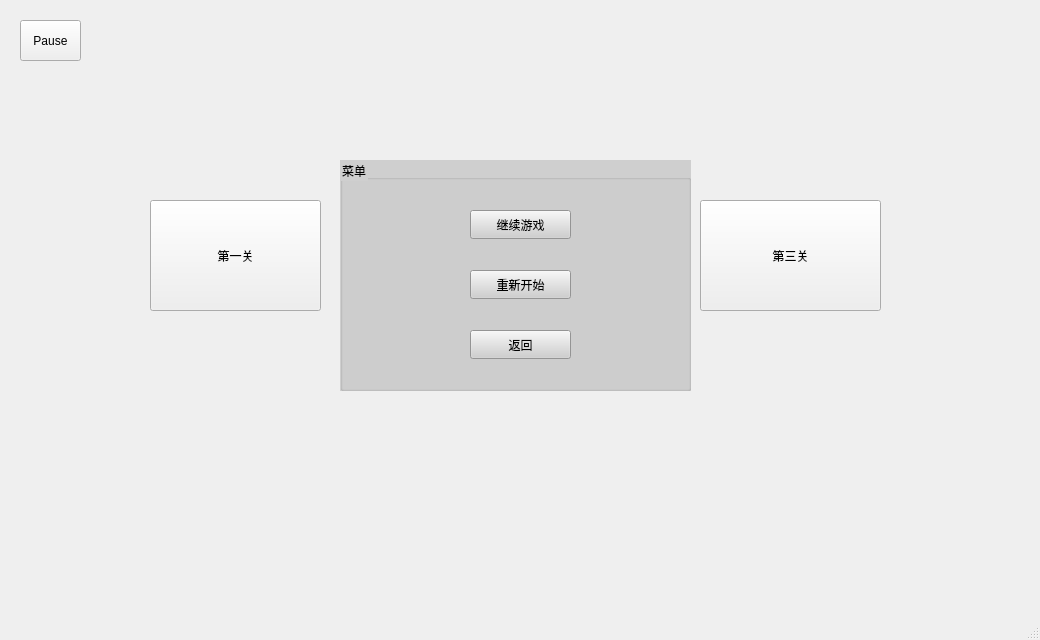
Above: Tower_Defence/mainwindow.ui from RDCJ/Tower_Defence before the change. Below: the same form after it.
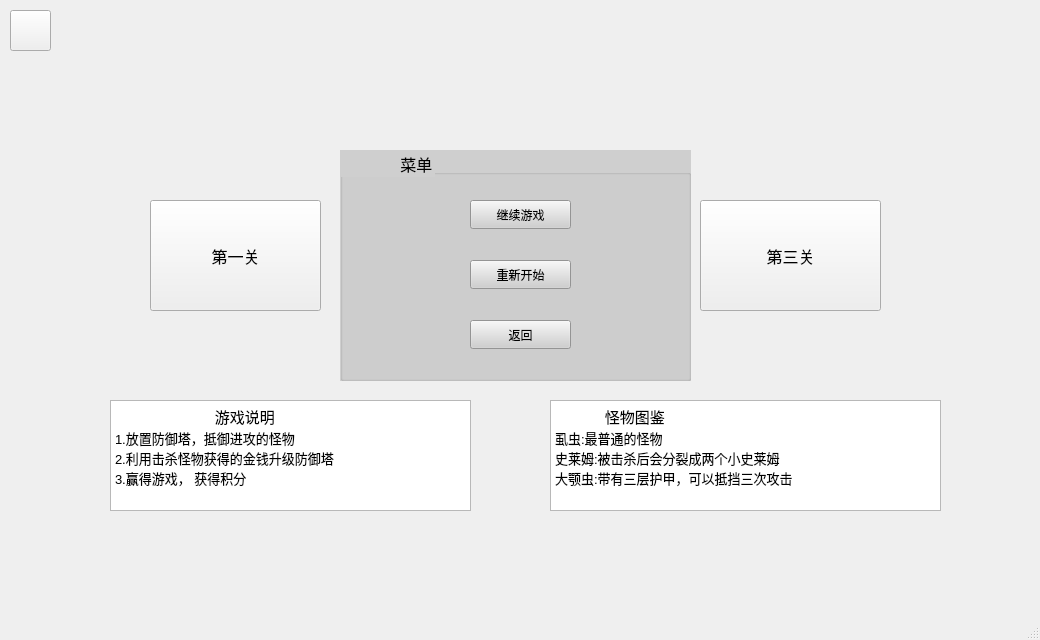
That is the form after the change. Icons and pictures are not drawn.

Commit message: 第十七次上传： 1.在界面中添加了文字说明。 2.添加了类Worm, Slime, BigMouth, MiniSlime,现在游戏中包含三种不同的怪物：虱虫，史莱姆，大颚虫，分别拥有不同的 特性。 3.更新了第二关和第三关的地图。

Diff of the .ui file:
```diff
--- a/Tower_Defence/mainwindow.ui
+++ b/Tower_Defence/mainwindow.ui
@@ -26,6 +26,14 @@
       <height>111</height>
      </rect>
     </property>
+    <property name="font">
+     <font>
+      <pointsize>12</pointsize>
+     </font>
+    </property>
+    <property name="cursor">
+     <cursorShape>PointingHandCursor</cursorShape>
+    </property>
     <property name="text">
      <string>第一关</string>
     </property>
@@ -39,6 +47,14 @@
       <height>111</height>
      </rect>
     </property>
+    <property name="font">
+     <font>
+      <pointsize>12</pointsize>
+     </font>
+    </property>
+    <property name="cursor">
+     <cursorShape>PointingHandCursor</cursorShape>
+    </property>
     <property name="text">
      <string>第二关</string>
     </property>
@@ -52,6 +68,14 @@
       <height>111</height>
      </rect>
     </property>
+    <property name="font">
+     <font>
+      <pointsize>12</pointsize>
+     </font>
+    </property>
+    <property name="cursor">
+     <cursorShape>PointingHandCursor</cursorShape>
+    </property>
     <property name="text">
      <string>第三关</string>
     </property>
@@ -59,14 +83,20 @@
    <widget class="QPushButton" name="pause">
     <property name="geometry">
      <rect>
-      <x>20</x>
-      <y>20</y>
-      <width>61</width>
+      <x>10</x>
+      <y>10</y>
+      <width>41</width>
       <height>41</height>
      </rect>
     </property>
+    <property name="cursor">
+     <cursorShape>PointingHandCursor</cursorShape>
+    </property>
+    <property name="styleSheet">
+     <string notr="true">border-image: url(:/image/pause.png);</string>
+    </property>
     <property name="text">
-     <string>Pause</string>
+     <string/>
     </property>
     <property name="default">
      <bool>false</bool>
@@ -76,17 +106,22 @@
     <property name="geometry">
      <rect>
       <x>340</x>
-      <y>160</y>
+      <y>150</y>
       <width>351</width>
       <height>231</height>
      </rect>
     </property>
+    <property name="font">
+     <font>
+      <pointsize>12</pointsize>
+     </font>
+    </property>
     <property name="styleSheet">
      <string notr="true">color: rgb(0, 0, 0);
 background-color: rgb(207, 207, 207);</string>
     </property>
     <property name="title">
-     <string>菜单</string>
+     <string>             菜单</string>
     </property>
     <widget class="QPushButton" name="contin">
      <property name="geometry">
@@ -128,6 +163,46 @@
      </property>
     </widget>
    </widget>
+   <widget class="QTextBrowser" name="textBrowser">
+    <property name="geometry">
+     <rect>
+      <x>110</x>
+      <y>400</y>
+      <width>361</width>
+      <height>111</height>
+     </rect>
+    </property>
+    <property name="html">
+     <string>&lt;!DOCTYPE HTML PUBLIC &quot;-//W3C//DTD HTML 4.0//EN&quot; &quot;http://www.w3.org/TR/REC-html40/strict.dtd&quot;&gt;
+&lt;html&gt;&lt;head&gt;&lt;meta name=&quot;qrichtext&quot; content=&quot;1&quot; /&gt;&lt;style type=&quot;text/css&quot;&gt;
+p, li { white-space: pre-wrap; }
+&lt;/style&gt;&lt;/head&gt;&lt;body style=&quot; font-family:'SimSun'; font-size:9pt; font-weight:400; font-style:normal;&quot;&gt;
+&lt;p style=&quot; margin-top:0px; margin-bottom:0px; margin-left:0px; margin-right:0px; -qt-block-indent:0; text-indent:0px;&quot;&gt;&lt;span style=&quot; font-family:'SimSun';&quot;&gt;	      &lt;/span&gt;&lt;span style=&quot; font-family:'SimSun'; font-size:11pt;&quot;&gt;游戏说明&lt;/span&gt;&lt;/p&gt;
+&lt;p style=&quot; margin-top:0px; margin-bottom:0px; margin-left:0px; margin-right:0px; -qt-block-indent:0; text-indent:0px;&quot;&gt;&lt;span style=&quot; font-family:'SimSun'; font-size:10pt;&quot;&gt;1.放置防御塔，抵御进攻的怪物&lt;/span&gt;&lt;/p&gt;
+&lt;p style=&quot; margin-top:0px; margin-bottom:0px; margin-left:0px; margin-right:0px; -qt-block-indent:0; text-indent:0px;&quot;&gt;&lt;span style=&quot; font-family:'SimSun'; font-size:10pt;&quot;&gt;2.利用击杀怪物获得的金钱升级防御塔&lt;/span&gt;&lt;/p&gt;
+&lt;p style=&quot; margin-top:0px; margin-bottom:0px; margin-left:0px; margin-right:0px; -qt-block-indent:0; text-indent:0px;&quot;&gt;&lt;span style=&quot; font-family:'SimSun'; font-size:10pt;&quot;&gt;3.赢得游戏， 获得积分&lt;/span&gt;&lt;/p&gt;&lt;/body&gt;&lt;/html&gt;</string>
+    </property>
+   </widget>
+   <widget class="QTextBrowser" name="textBrowser_2">
+    <property name="geometry">
+     <rect>
+      <x>550</x>
+      <y>400</y>
+      <width>391</width>
+      <height>111</height>
+     </rect>
+    </property>
+    <property name="html">
+     <string>&lt;!DOCTYPE HTML PUBLIC &quot;-//W3C//DTD HTML 4.0//EN&quot; &quot;http://www.w3.org/TR/REC-html40/strict.dtd&quot;&gt;
+&lt;html&gt;&lt;head&gt;&lt;meta name=&quot;qrichtext&quot; content=&quot;1&quot; /&gt;&lt;style type=&quot;text/css&quot;&gt;
+p, li { white-space: pre-wrap; }
+&lt;/style&gt;&lt;/head&gt;&lt;body style=&quot; font-family:'SimSun'; font-size:9pt; font-weight:400; font-style:normal;&quot;&gt;
+&lt;p style=&quot; margin-top:0px; margin-bottom:0px; margin-left:0px; margin-right:0px; -qt-block-indent:0; text-indent:0px;&quot;&gt;&lt;span style=&quot; font-family:'SimSun'; font-size:11pt;&quot;&gt;            怪物图鉴&lt;/span&gt;&lt;/p&gt;
+&lt;p style=&quot; margin-top:0px; margin-bottom:0px; margin-left:0px; margin-right:0px; -qt-block-indent:0; text-indent:0px;&quot;&gt;&lt;span style=&quot; font-family:'SimSun'; font-size:10pt;&quot;&gt;虱虫:最普通的怪物&lt;/span&gt;&lt;/p&gt;
+&lt;p style=&quot; margin-top:0px; margin-bottom:0px; margin-left:0px; margin-right:0px; -qt-block-indent:0; text-indent:0px;&quot;&gt;&lt;span style=&quot; font-family:'SimSun'; font-size:10pt;&quot;&gt;史莱姆:被击杀后会分裂成两个小史莱姆&lt;/span&gt;&lt;/p&gt;
+&lt;p style=&quot; margin-top:0px; margin-bottom:0px; margin-left:0px; margin-right:0px; -qt-block-indent:0; text-indent:0px;&quot;&gt;&lt;span style=&quot; font-family:'SimSun'; font-size:10pt;&quot;&gt;大颚虫:带有三层护甲，可以抵挡三次攻击&lt;/span&gt;&lt;/p&gt;&lt;/body&gt;&lt;/html&gt;</string>
+    </property>
+   </widget>
   </widget>
   <widget class="QStatusBar" name="statusbar"/>
   <action name="menuChapter1">
```
Left out of the diff: 120 changed lines with no effect on the pictures. The commit also changes 31 other files.
